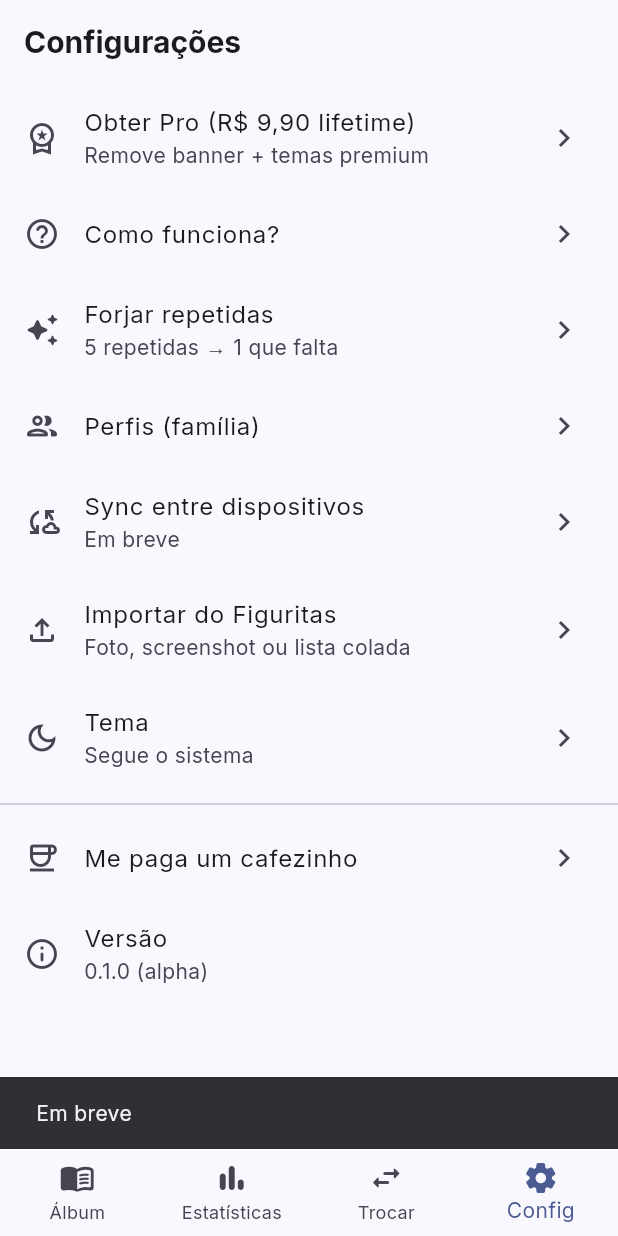
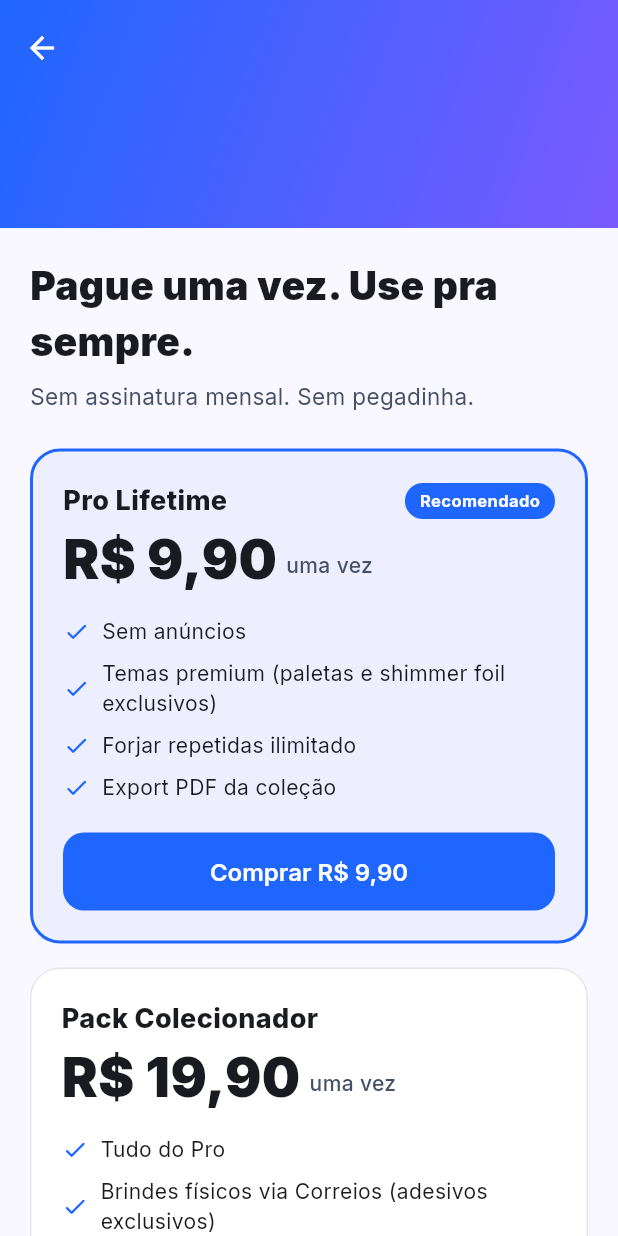
Before and after one commit to rafaeliga/figus, a Flutter app: the SettingsPage screen opened by its route, after a tap on an icon or button, on a phone screen of 412 x 824 dp. Run offline on Flutter 3.47's test engine with Material 3 defaults, Android fonts, the phone set to English and light mode, and no system bars; our stand-ins replace camera, drift, drift_flutter, file_picker, flutter_riverpod, go_router and 3 more; missing offline and left inert: google_mlkit_text_recognition; accounts and stored records are empty; generated files the repository leaves out were written again; statements that could not run were skipped.

Commit message:
feat(noite-3): tela Pro lifetime R$9,90 com pricing e comparacao Figuritas

```diff
--- a/lib/app.dart
+++ b/lib/app.dart
@@ -11,6 +11,7 @@ import 'features/onboarding/onboarding_page.dart';
 import 'features/profiles/profiles_page.dart';
 import 'features/scan/scan_page.dart';
 import 'features/settings/settings_page.dart';
+import 'features/settings/upgrade_page.dart';
 import 'features/stats/stats_page.dart';
 
 final _onboardedProvider = FutureProvider<bool>((_) async {
@@ -45,6 +46,7 @@ class FigusApp extends ConsumerWidget {
         GoRoute(path: '/profiles', builder: (_, __) => const ProfilesPage()),
         GoRoute(path: '/import', builder: (_, __) => const FiguritasImportPage()),
         GoRoute(path: '/forge', builder: (_, __) => const ForgePage()),
+        GoRoute(path: '/upgrade', builder: (_, __) => const UpgradePage()),
       ],
     );
 
--- a/lib/features/crafting/forge_page.dart
+++ b/lib/features/crafting/forge_page.dart
@@ -1,9 +1,11 @@
+import 'package:drift/drift.dart' show Value;
 import 'package:flutter/material.dart';
 import 'package:flutter/services.dart';
 import 'package:flutter_riverpod/flutter_riverpod.dart';
 import 'package:shared_preferences/shared_preferences.dart';
 
 import '../../core/theme/app_theme.dart';
+import '../../data/db/database.dart';
 import '../../data/providers.dart';
 import '../../data/repos/album_repo.dart';
 import '../../domain/models/album_view_models.dart';
--- a/lib/features/settings/settings_page.dart
+++ b/lib/features/settings/settings_page.dart
@@ -13,9 +13,9 @@ class SettingsPage extends StatelessWidget {
           ListTile(
             leading: const Icon(Icons.workspace_premium_outlined),
             title: const Text('Obter Pro (R\$ 9,90 lifetime)'),
-            subtitle: const Text('Remove banner + temas premium'),
+            subtitle: const Text('Remove banner + temas premium · pagamento único'),
             trailing: const Icon(Icons.chevron_right),
-            onTap: () => _comingSoon(context),
+            onTap: () => context.push('/upgrade'),
           ),
           ListTile(
             leading: const Icon(Icons.help_outline_rounded),
--- /dev/null
+++ b/lib/features/settings/upgrade_page.dart
@@ -0,0 +1,182 @@
+import 'package:flutter/material.dart';
+
+import '../../core/theme/app_theme.dart';
+
+/// Pro upgrade screen — preview only. Real IAP comes when there's a Play
+/// Console / App Store account connected (not in MVP scope).
+class UpgradePage extends StatelessWidget {
+  const UpgradePage({super.key});
+
+  @override
+  Widget build(BuildContext context) {
+    return Scaffold(
+      body: CustomScrollView(
+        slivers: [
+          SliverAppBar.large(
+            backgroundColor: AppTheme.seed,
+            foregroundColor: Colors.white,
+            title: const Text('Figus Pro'),
+            flexibleSpace: const FlexibleSpaceBar(
+              background: DecoratedBox(
+                decoration: BoxDecoration(
+                  gradient: LinearGradient(
+                    colors: [AppTheme.seed, Color(0xFF7A5BFF)],
+                    begin: Alignment.topLeft,
+                    end: Alignment.bottomRight,
+                  ),
+                ),
+              ),
+            ),
+          ),
+          SliverPadding(
+            padding: const EdgeInsets.all(20),
+            sliver: SliverList.list(
+              children: [
+                const Text(
+                  'Pague uma vez. Use pra sempre.',
+                  style: TextStyle(fontSize: 26, fontWeight: FontWeight.w900),
+                ),
+                const SizedBox(height: 8),
+                const Text(
+                  'Sem assinatura mensal. Sem pegadinha.',
+                  style: TextStyle(color: AppTheme.inkSoft, fontSize: 15),
+                ),
+                const SizedBox(height: 24),
+                _PriceCard(
+                  title: 'Pro Lifetime',
+                  price: 'R\$ 9,90',
+                  highlight: true,
+                  features: const [
+                    'Sem anúncios',
+                    'Temas premium (paletas e shimmer foil exclusivos)',
+                    'Forjar repetidas ilimitado',
+                    'Export PDF da coleção',
+                  ],
+                ),
+                const SizedBox(height: 16),
+                _PriceCard(
+                  title: 'Pack Colecionador',
+                  price: 'R\$ 19,90',
+                  features: const [
+                    'Tudo do Pro',
+                    'Brindes físicos via Correios (adesivos exclusivos)',
+                    'Acesso antecipado a novos álbuns',
+                    'Selo de fundador',
+                  ],
+                ),
+                const SizedBox(height: 32),
+                Center(
+                  child: Text(
+                    'Compare: Figuritas Pro custa US\$1.99/mês ≈ R\$120/ano.\nFigus Pro = R\$9,90 uma vez.',
+                    textAlign: TextAlign.center,
+                    style: TextStyle(color: AppTheme.inkSoft.withValues(alpha: 0.85)),
+                  ),
+                ),
+                const SizedBox(height: 16),
+                Center(
+                  child: TextButton(
+                    onPressed: () => Navigator.pop(context),
+                    child: const Text('Voltar'),
+                  ),
+                ),
+              ],
+            ),
+          ),
+        ],
+      ),
+    );
+  }
+}
+
+class _PriceCard extends StatelessWidget {
+  final String title;
+  final String price;
+  final List<String> features;
+  final bool highlight;
+
+  const _PriceCard({
+    required this.title,
+    required this.price,
+    required this.features,
+    this.highlight = false,
+  });
+
+  @override
+  Widget build(BuildContext context) {
+    return Container(
+      decoration: BoxDecoration(
+        color: highlight ? AppTheme.seed.withValues(alpha: 0.06) : Colors.white,
+        borderRadius: BorderRadius.circular(20),
+        border: Border.all(
+          color: highlight ? AppTheme.seed : AppTheme.slot.withValues(alpha: 0.4),
+          width: highlight ? 2 : 1,
+        ),
+      ),
+      padding: const EdgeInsets.all(20),
+      child: Column(
+        crossAxisAlignment: CrossAxisAlignment.start,
+        children: [
+          Row(
+            children: [
+              Text(title, style: const TextStyle(fontSize: 18, fontWeight: FontWeight.w800)),
+              const Spacer(),
+              if (highlight)
+                Container(
+                  padding: const EdgeInsets.symmetric(horizontal: 10, vertical: 4),
+                  decoration: BoxDecoration(
+                    color: AppTheme.seed,
+                    borderRadius: BorderRadius.circular(20),
+                  ),
+                  child: const Text('Recomendado',
+                      style: TextStyle(color: Colors.white, fontSize: 11, fontWeight: FontWeight.w700)),
+                ),
+            ],
+          ),
+          const SizedBox(height: 8),
+          Row(
+            crossAxisAlignment: CrossAxisAlignment.end,
+            children: [
+              Text(price,
+                  style: const TextStyle(fontSize: 36, fontWeight: FontWeight.w900, height: 1)),
+              const SizedBox(width: 6),
+              const Padding(
+                padding: EdgeInsets.only(bottom: 4),
+                child: Text('uma vez',
+                    style: TextStyle(color: AppTheme.inkSoft, fontWeight: FontWeight.w500)),
+              ),
+            ],
+          ),
+          const SizedBox(height: 16),
+          for (final f in features)
+            Padding(
+              padding: const EdgeInsets.symmetric(vertical: 4),
+              child: Row(
+                children: [
+                  const Icon(Icons.check_rounded, size: 18, color: AppTheme.seed),
+                  const SizedBox(width: 8),
+                  Expanded(child: Text(f, style: const TextStyle(fontSize: 14))),
+                ],
+              ),
+            ),
+          const SizedBox(height: 16),
+          SizedBox(
+            width: double.infinity,
+            child: FilledButton(
+              style: FilledButton.styleFrom(
+                backgroundColor: highlight ? AppTheme.seed : AppTheme.ink,
+              ),
+              onPressed: () {
+                ScaffoldMessenger.of(context).showSnackBar(
+                  const SnackBar(
+                    content: Text('Compra dentro do app chega quando o repositório do Daniel publicar na loja.'),
+                  ),
+                );
+              },
+              child: Text('Comprar $price'),
+            ),
+          ),
+        ],
+      ),
+    );
+  }
+}
```
